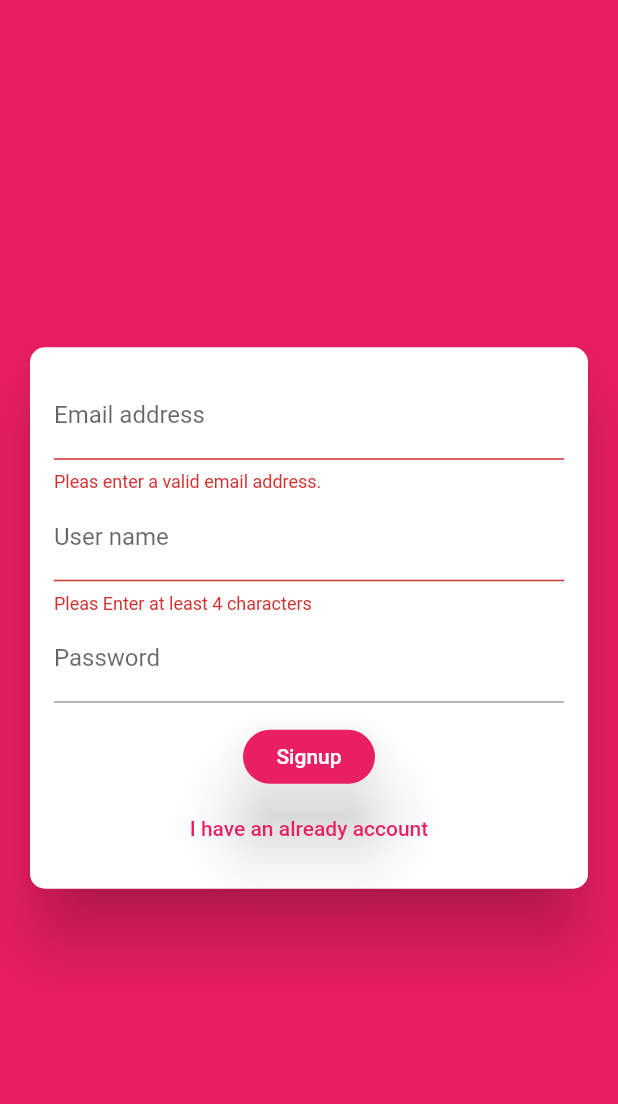
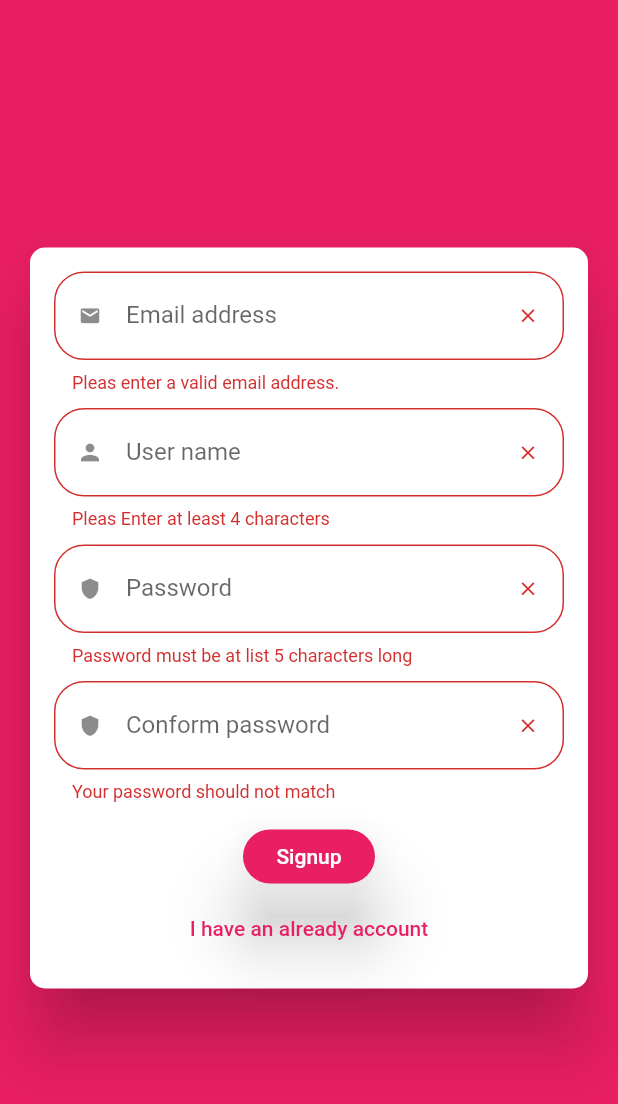
Before and after one commit to SURAJSPS/Firebase-Login, a Flutter app: the screen it shows after launch, after a tap on "Login", after a tap on "Create new account", after a tap on "Signup", on a phone screen of 412 x 824 dp. Shown: the top 1104 px of the screen. Run offline on Flutter 3.47's test engine with Material 2 defaults, Android fonts, the phone set to English and light mode, and no system bars.

Commit message:
Login form done

```diff
--- a/lib/auth/widget/authform.dart
+++ b/lib/auth/widget/authform.dart
@@ -9,11 +9,16 @@ class AuthForm extends StatefulWidget {
 }
 
 class _AuthFormState extends State<AuthForm> {
+  final emailController = TextEditingController();
+  final userNameController = TextEditingController();
+  final passwordController = TextEditingController();
+  final confPasswordController = TextEditingController();
   final _formKey = GlobalKey<FormState>();
   var _isLogin = true;
-  String _userEmail = '';
-  String _userName = '';
-  String _userPassword = '';
+  var _userEmail = '';
+  var _userName = '';
+  var _userPassword = '';
+  var _userConformPassword = '';
 
   @override
   Widget build(BuildContext context) {
@@ -36,71 +41,24 @@ class _AuthFormState extends State<AuthForm> {
               child: Column(
                 mainAxisSize: MainAxisSize.min,
                 children: <Widget>[
-                  TextFormField(
-                    key: ValueKey('email'),
-                    onSaved: (userEmailValue) {
-                      _userEmail = userEmailValue;
-                    },
-                    validator: (value) {
-                      if (value.isNotEmpty || !value.contains("@")) {
-                        return "Pleas enter a valid email address.";
-                      }
-                      return null;
-                    },
-                    keyboardType: TextInputType.emailAddress,
-                    decoration: InputDecoration(
-                      labelText: 'Email address',
-                    ),
+                  _emailAddress(),
+                  SizedBox(
+                    height: 10,
                   ),
-                   if (!_isLogin)
-                    TextFormField(
-                      key: ValueKey('userName'),
-                      onSaved: (userNameValue) {
-                        _userName = userNameValue;
-                      },
-                      validator: (value) {
-                        if (value.isNotEmpty || value.length < 8) {
-                          return "Pleas Enter at least 4 characters";
-                        }
-                        return null;
-                      },
-                      keyboardType: TextInputType.text,
-                      decoration: InputDecoration(
-                        labelText: 'User name',
-                      ),
-                    ),
-                  TextFormField(
-                    key: ValueKey('password'),
-                    onSaved: (userPasswordValue) {
-                      _userPassword = userPasswordValue;
-                    },
-                    validator: (value) {
-                      if (value.isNotEmpty || value.length > 5) {
-                        return "Password must be at list 5 characters long";
-                      }
-                      return null;
-                    },
-                    obscureText: true,
-                    autocorrect: false,
-                    enableSuggestions: false,
-                    keyboardType: TextInputType.visiblePassword,
-                    decoration: InputDecoration(
-                      labelText: 'Password',
-                    ),
+                  if (!_isLogin) _uName(),
+                  SizedBox(
+                    height: 10,
                   ),
+                  _password(),
                   SizedBox(
-                    height: 12,),
+                    height: 10,
+                  ),
+                  if (!_isLogin) _confPassword(),
+                  SizedBox(
+                    height: 12,
+                  ),
                   // !_isLogin?
-                  RaisedButton(
-                    elevation: 20,
-                    child: Text(_isLogin ? 'Login' : "Signup"),
-                    onPressed: _logInButton,
-                  ),
-                  // RaisedButton(
-                  //   elevation: 20,
-                  //   child: Text(_isLogin ? 'Login' : "Signup"),
-                  //   onPressed: _signUpButton,
-                  // ),
+                  _isLogin ? _logInButton() : _signupButton(),
                   FlatButton(
                     onPressed: () {
                       setState(() {
@@ -123,26 +81,231 @@ class _AuthFormState extends State<AuthForm> {
     );
   }
 
-  void _logInButton() {
+  // mail id widget
+  Widget _emailAddress() {
+    Size size = MediaQuery.of(context).size;
+    ColorScheme colorScheme = Theme.of(context).colorScheme;
+    TextTheme textTheme = Theme.of(context).textTheme;
+    IconThemeData iconTheme = Theme.of(context).iconTheme;
+    return TextFormField(
+      controller: emailController,
+      key: ValueKey('email'),
+      onSaved: (value) {
+        _userEmail = value;
+      },
+      validator: (value) {
+        if (!value.isNotEmpty || !value.contains("@")) {
+          return "Pleas enter a valid email address.";
+        }
+        return null;
+      },
+      keyboardType: TextInputType.emailAddress,
+      decoration: InputDecoration(
+        prefixIcon: Icon(Icons.email,size: 15,),
+        suffixIcon: IconButton(
+          onPressed: () {
+            emailController.clear();
+          },
+          icon: Icon(
+            Icons.clear,
+            size: 15,
+          ),
+        ),
+        labelText: 'Email address',
+        hintText: 'Email address',
+        border: OutlineInputBorder(
+            borderRadius: BorderRadius.circular(20),
+            borderSide: BorderSide(color: colorScheme.primary)),
+        focusedBorder: OutlineInputBorder(
+          borderSide: BorderSide(color: colorScheme.primary),
+          borderRadius: BorderRadius.circular(30),
+        ),
+      ),
+    );
+  }
+
+  // user name widget
+  Widget _uName() {
+    Size size = MediaQuery.of(context).size;
+    ColorScheme colorScheme = Theme.of(context).colorScheme;
+    TextTheme textTheme = Theme.of(context).textTheme;
+    IconThemeData iconTheme = Theme.of(context).iconTheme;
+    return TextFormField(
+       controller: userNameController,
+      key: ValueKey('userName'),
+      onSaved: (value) {
+        _userName = value;
+      },
+      validator: (value) {
+        if (!value.isNotEmpty || value.length < 4) {
+          return "Pleas Enter at least 4 characters";
+        }
+        return null;
+      },
+      keyboardType: TextInputType.text,
+      decoration: InputDecoration(
+        prefixIcon: Icon(Icons.person,size: 18,),
+        suffixIcon: IconButton(
+          onPressed: () {
+            userNameController.clear();
+          },
+          icon: Icon(
+            Icons.clear,
+            size: 15,
+          ),
+        ),
+        border: OutlineInputBorder(
+            borderRadius: BorderRadius.circular(20),
+            borderSide: BorderSide(color: colorScheme.primary)),
+        focusedBorder: OutlineInputBorder(
+          borderSide: BorderSide(color: colorScheme.primary),
+          borderRadius: BorderRadius.circular(30),
+        ),
+        labelText: 'User name',
+      ),
+    );
+  }
+
+  // password widget
+  Widget _password() {
+    Size size = MediaQuery.of(context).size;
+    ColorScheme colorScheme = Theme.of(context).colorScheme;
+    TextTheme textTheme = Theme.of(context).textTheme;
+    IconThemeData iconTheme = Theme.of(context).iconTheme;
+    return TextFormField(
+      controller: passwordController,
+      key: ValueKey('password'),
+      onSaved: (value) {
+        _userPassword = value;
+      },
+      validator: (value) {
+        if (!value.isNotEmpty || value.length < 4) {
+          return "Password must be at list 5 characters long";
+        }
+        return null;
+      },
+      // maxLength: 10,
+      obscureText: true,
+      keyboardType: TextInputType.visiblePassword,
+      decoration: InputDecoration(
+          prefixIcon: Icon(Icons.shield,size: 15,),
+          suffixIcon: IconButton(
+            onPressed: () {
+              passwordController.clear();
+            },
+            icon: Icon(
+              Icons.clear,
+              size: 15,
+            ),
+          ),
+          border: OutlineInputBorder(
+            borderRadius: BorderRadius.circular(20),
+            borderSide: BorderSide(color: colorScheme.primary),
+          ),
+          focusedBorder: OutlineInputBorder(
+            borderRadius: BorderRadius.circular(50),
+            borderSide: BorderSide(color: colorScheme.primary),
+          ),
+          labelText: 'Password',
+          hintText: 'Password'),
+    );
+  }
+
+  // conform password widget
+  Widget _confPassword() {
+    Size size = MediaQuery.of(context).size;
+    ColorScheme colorScheme = Theme.of(context).colorScheme;
+    TextTheme textTheme = Theme.of(context).textTheme;
+    IconThemeData iconTheme = Theme.of(context).iconTheme;
+    return TextFormField(
+      controller: confPasswordController,
+      key: ValueKey('conformPassword'),
+      validator: (value) {
+        if (value.isEmpty || value.length < 4) {
+          return "Your password should not match";
+        }
+        return null;
+      },
+      onSaved: (value) {
+        _userConformPassword = value;
+      },
+      obscureText: true,
+      keyboardType: TextInputType.visiblePassword,
+      decoration: InputDecoration(
+          prefixIcon: Icon(Icons.shield,size: 15,),
+          suffixIcon: IconButton(
+            onPressed: () {
+              confPasswordController.clear();
+            },
+            icon: Icon(
+              Icons.clear,
+              size: 15,
+            ),
+          ),
+          focusedBorder: OutlineInputBorder(
+            borderRadius: BorderRadius.circular(30),
+            borderSide: BorderSide(color: colorScheme.primary),
+          ),
+          border: OutlineInputBorder(
+            borderRadius: BorderRadius.circular(20),
+            borderSide: BorderSide(color: colorScheme.primary),
+          ),
+          labelText: 'Conform password',
+          hintText: "Conform password"),
+    );
+  }
+
+  // login button widget
+  Widget _logInButton() {
+    Size size = MediaQuery.of(context).size;
+    ColorScheme colorScheme = Theme.of(context).colorScheme;
+    TextTheme textTheme = Theme.of(context).textTheme;
+    IconThemeData iconTheme = Theme.of(context).iconTheme;
+    return RaisedButton(
+      elevation: 20,
+      child: Text(_isLogin ? 'Login' : "Signup"),
+      onPressed: _logInClick,
+    );
+  }
+
+  // signup button widget
+  Widget _signupButton() {
+    Size size = MediaQuery.of(context).size;
+    ColorScheme colorScheme = Theme.of(context).colorScheme;
+    TextTheme textTheme = Theme.of(context).textTheme;
+    IconThemeData iconTheme = Theme.of(context).iconTheme;
+    return RaisedButton(
+      //This is use for SignUp
+      elevation: 20,
+      child: Text(_isLogin ? 'Login' : "Signup"),
+      onPressed: _signUpClick,
+    );
+  }
+
+// login function
+  void _logInClick() {
     final isValid = _formKey.currentState.validate();
     FocusScope.of(context).unfocus();
     if (isValid) {
       _formKey.currentState.save();
       print("This Is Login: ${_userEmail}");
-      print(_userName);
-      print(_userPassword);
-      // Use those value to send our auth request ..........
+      print("This Is Password: ${_userPassword}");
+      print("This Is User Name: ${_userName}");
+      // Use those value to send our auth request  for login..........
     }
   }
-  void _signUpButton() {
+
+// signup function
+  void _signUpClick() {
     final isValid = _formKey.currentState.validate();
     FocusScope.of(context).unfocus();
     if (isValid) {
       _formKey.currentState.save();
       print("This Is SignUp: ${_userEmail}");
-      print(_userName);
-      print(_userPassword);
-      // Use those value to send our auth request ..........
+      print("This Is SignUp: ${_userName}");
+      print("This Is SignUp: ${_userPassword}");
+      print("This Is SignUp: ${_userConformPassword}");
+      // Use those value to send our auth request for signup..........
     }
   }
 }
```
Also changed, not shown: 2 other files.
